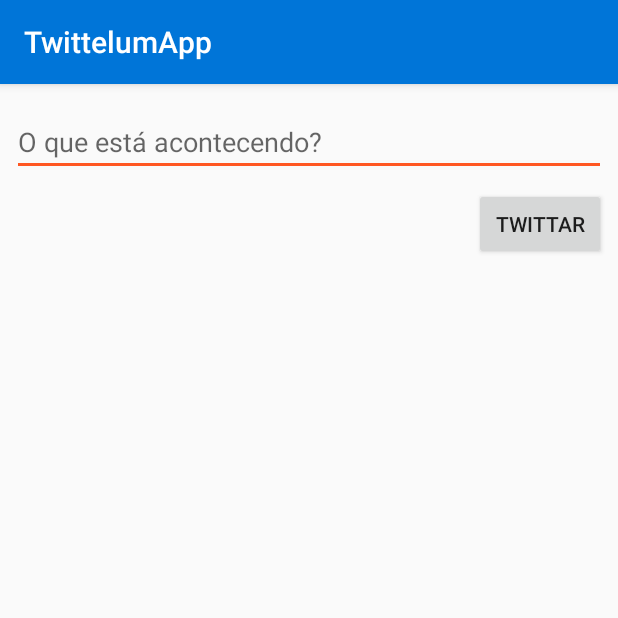
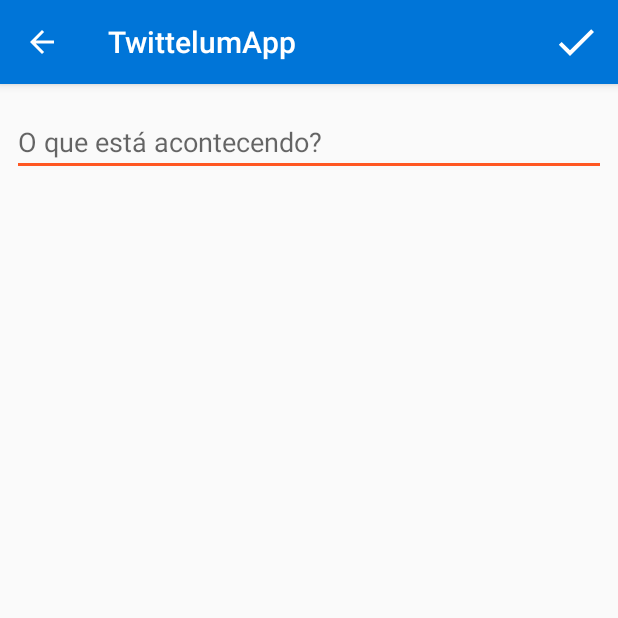
Before and after one commit to erickpreviato/caelum, an Android app: the TweetActivity screen opened directly, with no data from a screen before it, on a phone screen of 412 x 824 dp, the top half of it. Run offline under Robolectric (Android 15) with nearby library versions, the phone set to English and light mode, and no system bars.

Commit message:
Realizado ate o exercicio 3.5

```diff
--- a/TwittelumApp/app/src/main/java/br/com/caelum/twittelumapp/TweetActivity.kt
+++ b/TwittelumApp/app/src/main/java/br/com/caelum/twittelumapp/TweetActivity.kt
@@ -2,6 +2,8 @@ package br.com.caelum.twittelumapp
 
 import androidx.appcompat.app.AppCompatActivity
 import android.os.Bundle
+import android.view.Menu
+import android.view.MenuItem
 import android.widget.Toast
 import kotlinx.android.synthetic.main.activity_tweet.*
 
@@ -10,15 +12,28 @@ class TweetActivity : AppCompatActivity() {
     override fun onCreate(savedInstanceState: Bundle?) {
         super.onCreate(savedInstanceState)
         setContentView(R.layout.activity_tweet)
+        supportActionBar?.setDisplayHomeAsUpEnabled(true)
+    }
 
-        btn_publica.setOnClickListener {
-            publicaTweet()
-            finish()
+    override fun onCreateOptionsMenu(menu: Menu?): Boolean {
+        menuInflater.inflate(R.menu.tweet_menu, menu)
+        return super.onCreateOptionsMenu(menu)
+    }
+
+    override fun onOptionsItemSelected(item: MenuItem): Boolean {
+        when (item.itemId) {
+            R.id.btn_salvar -> {
+                publicaTweet()
+            }
+            android.R.id.home -> finish()
         }
+        return super.onOptionsItemSelected(item)
     }
 
     private fun publicaTweet() {
         val tweet = mensagem.text.toString()
         Toast.makeText(this, tweet, Toast.LENGTH_LONG).show()
+        finish()
     }
+
 }
--- /dev/null
+++ b/TwittelumApp/app/src/main/res/drawable/ic_check.xml
@@ -0,0 +1,5 @@
+<vector android:height="48dp" android:tint="#FFFFFF"
+    android:viewportHeight="24.0" android:viewportWidth="24.0"
+    android:width="48dp" xmlns:android="http://schemas.android.com/apk/res/android">
+    <path android:fillColor="#FF000000" android:pathData="M9,16.17L4.83,12l-1.42,1.41L9,19 21,7l-1.41,-1.41z"/>
+</vector>
--- a/TwittelumApp/app/src/main/res/layout/activity_tweet.xml
+++ b/TwittelumApp/app/src/main/res/layout/activity_tweet.xml
@@ -21,13 +21,4 @@
         app:layout_constraintStart_toStartOf="parent"
         app:layout_constraintTop_toTopOf="parent" />
 
-    <Button
-        android:id="@+id/btn_publica"
-        android:layout_width="wrap_content"
-        android:layout_height="wrap_content"
-        android:layout_marginTop="8dp"
-        android:layout_marginEnd="8dp"
-        android:text="Twittar"
-        app:layout_constraintEnd_toEndOf="parent"
-        app:layout_constraintTop_toBottomOf="@+id/mensagem" />
 </androidx.constraintlayout.widget.ConstraintLayout>
--- /dev/null
+++ b/TwittelumApp/app/src/main/res/menu/tweet_menu.xml
@@ -0,0 +1,10 @@
+<?xml version="1.0" encoding="utf-8"?>
+<menu xmlns:android="http://schemas.android.com/apk/res/android"
+    xmlns:app="http://schemas.android.com/apk/res-auto">
+
+    <item
+        android:id="@+id/btn_salvar"
+        android:title="Cadastrar"
+        android:icon="@drawable/ic_check"
+        app:showAsAction="always" />
+</menu>
--- a/TwittelumApp/app/src/main/res/values/colors.xml
+++ b/TwittelumApp/app/src/main/res/values/colors.xml
@@ -3,4 +3,5 @@
     <color name="colorPrimary">#0075D8</color>
     <color name="colorPrimaryDark">#02189E</color>
     <color name="colorAccent">#FF5722</color>
+    <color name="colorWhite">#FFFFFF</color>
 </resources>
```
